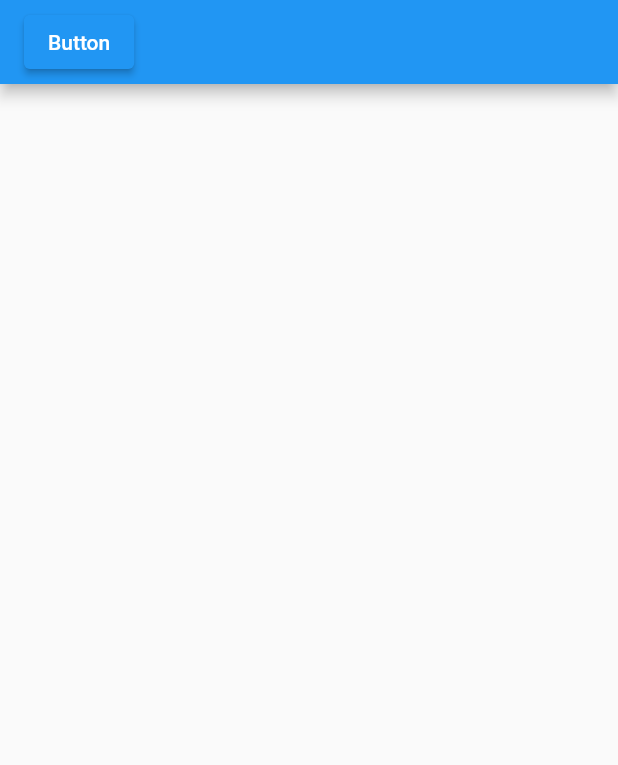
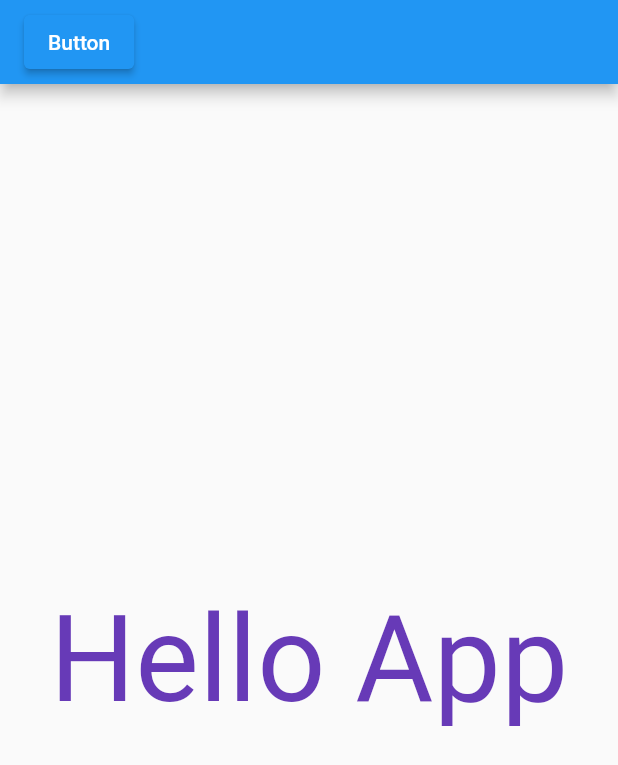
Before and after one commit to SajeelAhmed1/MyFirstFlutterApp, a Flutter app: the screen it shows after launch, on a phone screen of 412 x 824 dp. Shown: the top 765 px of the screen. Run offline on Flutter 3.47's test engine with Material 2 defaults, Android fonts, the phone set to English and light mode, and no system bars.

Commit message:
initial commit

```diff
--- a/lib/main.dart
+++ b/lib/main.dart
@@ -25,7 +25,10 @@ class HomeScreen extends StatelessWidget{
               print("Button Has been clicked");}
             , child: const Text('Button')),
       ),
-
+    body: const Center(
+      child: Text("Hello App",
+          style:TextStyle(fontSize:80, color:Colors.deepPurple )),
+    )
     );
   }
 }
```
